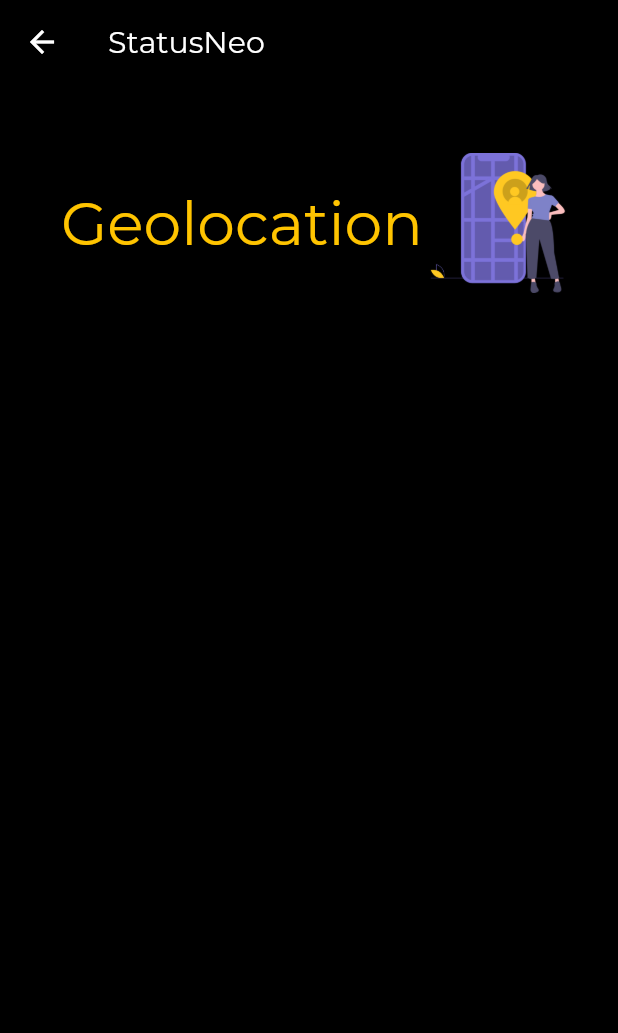
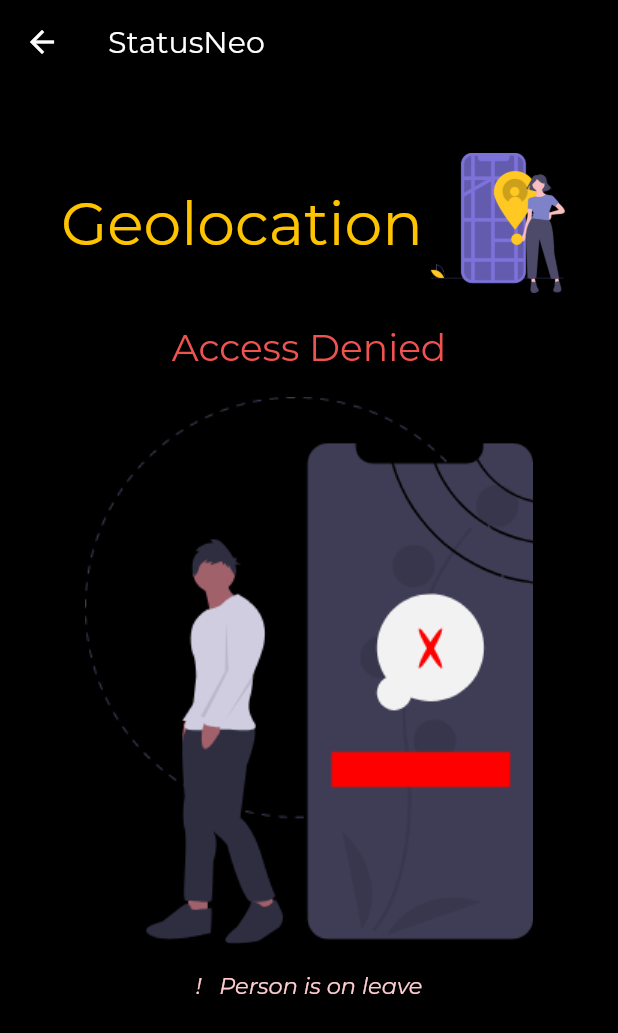
Before and after one commit to Shraddhasaini/Whereisevery1, a Flutter app: the OpenUserNoLoc screen opened directly, scrolled down 1152 dp, on a phone screen of 412 x 824 dp. Shown: the top 1033 px of the screen. Run offline on Flutter 3.47's test engine with Material 2 defaults, Android fonts, the phone set to English and light mode, and no system bars; our stand-ins replace cloud_firestore, firebase_auth, flutter_spinkit, google_sign_in, table_calendar; accounts and stored records are empty.

Commit message:
[TUE904] final

```diff
--- a/lib/screens/openuser/openuser_noloc.dart
+++ b/lib/screens/openuser/openuser_noloc.dart
@@ -1,3 +1,4 @@
+import 'package:flutter/cupertino.dart';
 import 'package:flutter/material.dart';
 import 'package:whereisevery1/screens/openuser/shared/OpenCalendar.dart';
 import 'package:whereisevery1/screens/openuser/shared/OpenStatus.dart';
@@ -59,8 +60,27 @@ class OpenLocation extends StatelessWidget {
                   width: 100.0,
                   child: Image.asset('assets/loc.png'),
                 ),
-              )
+              ),
             ],
+          ),
+          SizedBox(height: 18.0),
+          Text('Access Denied',
+          style: TextStyle(
+            fontFamily: 'Montserrat',
+            fontSize: 25.0,
+            color: Colors.red[400],
+          ),
+          ),
+          SizedBox(height: 18.0),
+          Image.asset('assets/accessdenied.png'),
+          SizedBox(height: 18.0),
+          Text('!   Person is on leave',
+            style: TextStyle(
+              fontFamily: 'Montserrat',
+              fontSize: 15.0,
+              fontStyle: FontStyle.italic,
+              color: Colors.red[100],
+            ),
           ),
         ],
       ),
```
